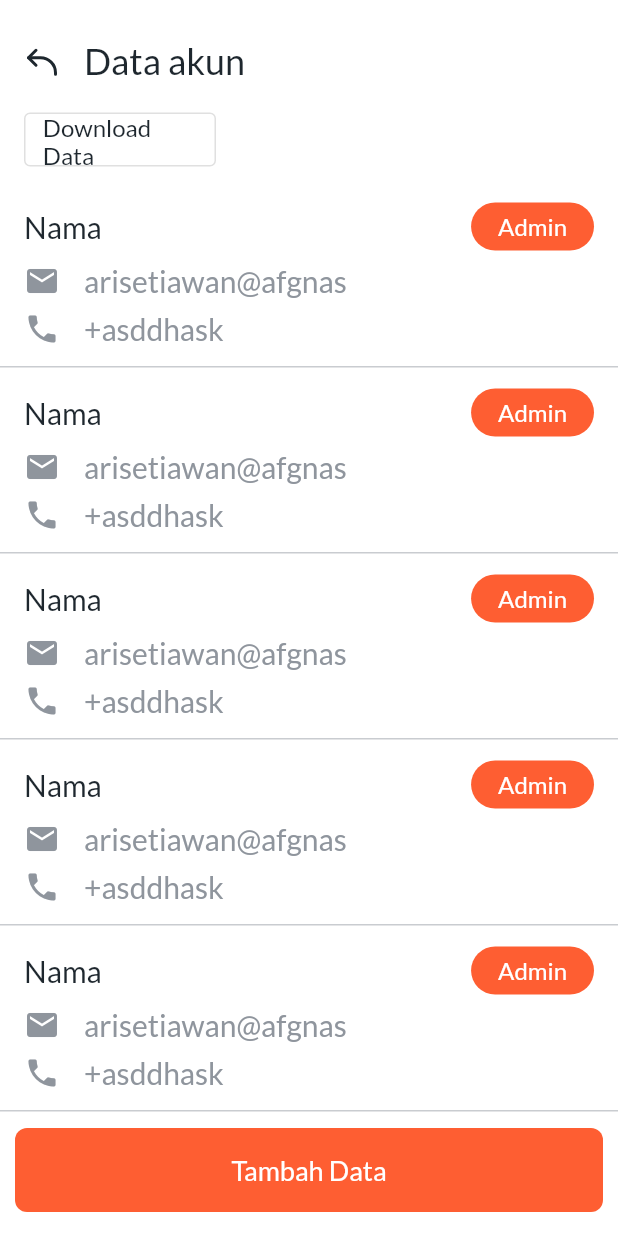
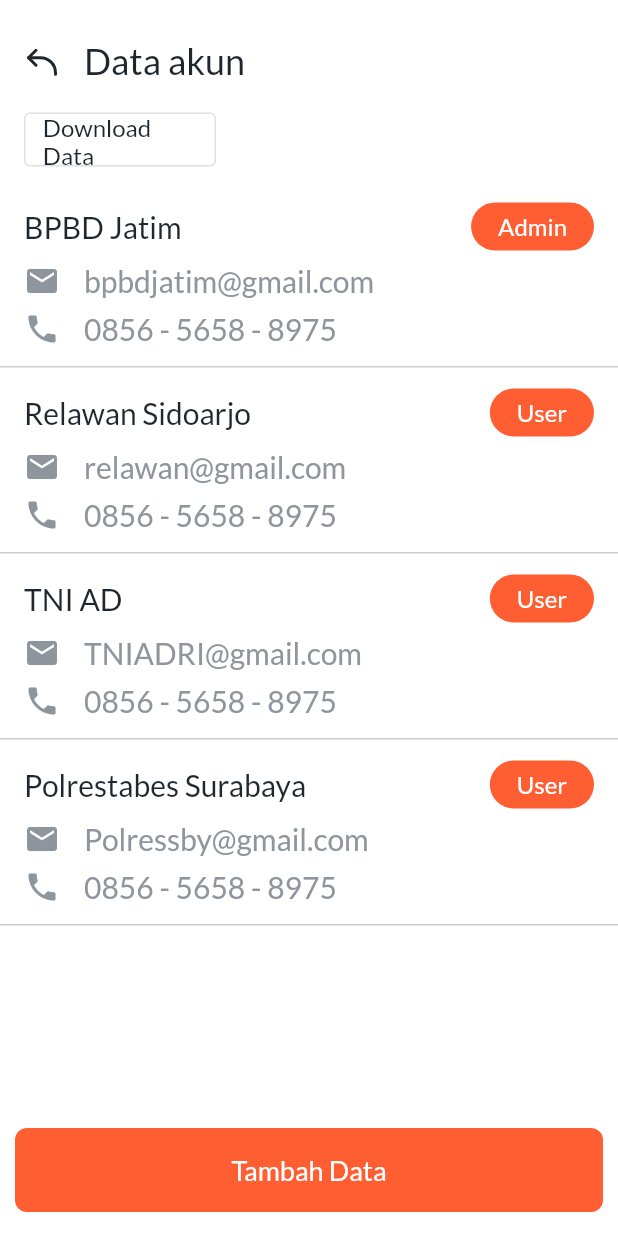
Before and after one commit to dafaraisya/bpbd_jatim, a Flutter app: the AccountData screen opened directly, on a phone screen of 412 x 824 dp. Run offline on Flutter 3.47's test engine with Material 2 defaults, Android fonts, the phone set to English and light mode, and no system bars; our stand-ins replace flutter_slidable, flutter_svg, flutter_switch, google_fonts, google_maps_flutter, sliding_up_panel; project files that could hold a hidden picture were left out.

Commit message:
fix the dummy assets

```diff
--- a/lib/components/app_card.dart
+++ b/lib/components/app_card.dart
@@ -43,7 +43,7 @@
               decoration: BoxDecoration(
                 borderRadius: BorderRadius.circular(8),
                 image: DecorationImage(
-                  image: NetworkImage(imageUrl),
+                  image: AssetImage(imageUrl),
                   fit: BoxFit.cover,
                 ),
               ),
--- a/lib/screens/admin/account_data.dart
+++ b/lib/screens/admin/account_data.dart
@@ -23,7 +23,10 @@
                     const EdgeInsets.symmetric(vertical: 10.0, horizontal: 16),
                 child: Row(
                   children: [
-                    SvgPicture.asset("assets/icons/back_black.svg"),
+                    InkWell(
+                      onTap: () => Navigator.pop(context),
+                      child: SvgPicture.asset("assets/icons/back_black.svg"),
+                    ),
                     Container(
                       margin: const EdgeInsets.only(left: 16.0),
                       child: Text(
@@ -65,52 +68,28 @@
                 child: ListView(
                   children: [
                     UserCard(
-                        name: "Nama",
+                        name: "BPBD Jatim",
                         role: "Admin",
-                        email: "arisetiawan@afgnas",
-                        phone: "+asddhask",
+                        email: "bpbdjatim@gmail.com",
+                        phone: "0856 - 5658 - 8975",
                         onTap: _onDownloadButtonPressed),
                     UserCard(
-                        name: "Nama",
-                        role: "Admin",
-                        email: "arisetiawan@afgnas",
-                        phone: "+asddhask",
+                        name: "Relawan Sidoarjo",
+                        role: "User",
+                        email: "relawan@gmail.com",
+                        phone: "0856 - 5658 - 8975",
                         onTap: _onDownloadButtonPressed),
                     UserCard(
-                        name: "Nama",
-                        role: "Admin",
-                        email: "arisetiawan@afgnas",
-                        phone: "+asddhask",
+                        name: "TNI AD",
+                        role: "User",
+                        email: "TNIADRI@gmail.com",
+                        phone: "0856 - 5658 - 8975",
                         onTap: _onDownloadButtonPressed),
                     UserCard(
-                        name: "Nama",
-                        role: "Admin",
-                        email: "arisetiawan@afgnas",
-                        phone: "+asddhask",
-                        onTap: _onDownloadButtonPressed),
-                    UserCard(
-                        name: "Nama",
-                        role: "Admin",
-                        email: "arisetiawan@afgnas",
-                        phone: "+asddhask",
-                        onTap: _onDownloadButtonPressed),
-                    UserCard(
-                        name: "Nama",
-                        role: "Admin",
-                        email: "arisetiawan@afgnas",
-                        phone: "+asddhask",
-                        onTap: _onDownloadButtonPressed),
-                    UserCard(
-                        name: "Nama",
-                        role: "Admin",
-                        email: "arisetiawan@afgnas",
-                        phone: "+asddhask",
-                        onTap: _onDownloadButtonPressed),
-                    UserCard(
-                        name: "Nama",
-                        role: "Admin",
-                        email: "arisetiawan@afgnas",
-                        phone: "+asddhask",
+                        name: "Polrestabes Surabaya",
+                        role: "User",
+                        email: "Polressby@gmail.com",
+                        phone: "0856 - 5658 - 8975",
                         onTap: _onDownloadButtonPressed),
                   ],
                 ),
--- a/lib/screens/admin/detail_disaster.dart
+++ b/lib/screens/admin/detail_disaster.dart
@@ -153,7 +153,7 @@
                 decoration: const BoxDecoration(
                   image: DecorationImage(
                     fit: BoxFit.cover,
-                    image: NetworkImage('https://picsum.photos/250?image=9'),
+                    image: AssetImage('assets/images/kebakaran_gedung_thumb.png'),
                   ),
                 ),
               ),
--- a/lib/screens/home.dart
+++ b/lib/screens/home.dart
@@ -132,7 +132,7 @@
                               child: TabBarView(
                                 children: [
                                   Dummy(),
-                                  Center(),
+                                  Dummy(),
                                   Center(),
                                   Center(),
                                   Center(),
@@ -202,7 +202,7 @@
       itemBuilder: (BuildContext ctx, index) {
         return AppCard(
           title: 'Kebakaran gedung',
-            imageUrl: 'https://picsum.photos/200/300',
+          imageUrl: 'assets/images/kebakaran_gedung_thumb.png',
           street: 'Jl. Semarang surabaya',
           date: '20 Mei 2021',
           onTap: () {
--- a/lib/screens/user/donation/checkout.dart
+++ b/lib/screens/user/donation/checkout.dart
@@ -23,7 +23,7 @@
       child: Column(
         children: <Widget>[
           Container(
-            margin: const EdgeInsets.symmetric(vertical: 64.0),
+            margin: const EdgeInsets.symmetric(vertical: 40.0),
             child: Row(
               mainAxisAlignment: MainAxisAlignment.spaceBetween,
               children: [
@@ -71,7 +71,7 @@
                   ),
                 ),
                 SizedBox(
-                  height: MediaQuery.of(context).size.height * 0.3,
+                  height: MediaQuery.of(context).size.height * 0.4,
                   child: TabBarView(
                     children: [
                       Column(
--- a/lib/screens/user/donation/finalization.dart
+++ b/lib/screens/user/donation/finalization.dart
@@ -1,4 +1,5 @@
 import 'package:bpbd_jatim/components/button.dart';
+import 'package:bpbd_jatim/screens/dashboard.dart';
 import 'package:flutter/material.dart';
 
 class Finalization extends StatelessWidget {
@@ -20,7 +21,9 @@
         Padding(
           padding: const EdgeInsets.symmetric(horizontal: 16),
           child: Button(
-            press: () {},
+            press: () {
+              Navigator.push(context, MaterialPageRoute(builder: (_) => const Dashboard()));
+            },
             text: 'Kembali ke halaman utama',
           ),
         ),
--- a/lib/screens/admin/history_donation.dart
+++ b/lib/screens/user/donation/history_donation.dart
@@ -1,5 +1,3 @@
-import 'package:bpbd_jatim/components/app_card.dart';
-import 'package:bpbd_jatim/components/app_grid.dart';
 import 'package:flutter/material.dart';
 
 class HistoryDonation extends StatelessWidget {
@@ -8,7 +6,7 @@
   @override
   Widget build(BuildContext context) {
     void _onTap() {
-      print("ak");
+
     }
 
     return Scaffold(
@@ -79,7 +77,7 @@
                       color: Theme.of(context).colorScheme.secondary),
                 ),
                 Text(
-                  "Tanggal",
+                  "24 / 05 / 2021",
                   style: Theme.of(context)
                       .textTheme
                       .bodyText1
```
Also changed, not shown: lib/screens/admin/app_data.dart (+8 -5 lines), lib/screens/admin/disaster_data.dart (+10 -10 lines), lib/screens/admin/resource_data.dart (+16 -14 lines), lib/screens/dashboard.dart (+27 -14 lines), lib/screens/profile.dart (+39 -5 lines), lib/screens/user/detail_disaster_user.dart (+10 -6 lines), assets/images/damkar_thumb.png (added), assets/images/data_akun_thumb.png (added), assets/images/data_bencana_thumb.png (added), assets/images/data_sumber_daya_thumb.png (added), assets/images/dokter_thumb.png (added), assets/images/kebakaran_gedung_thumb.png (added), assets/images/user_profile_photo.png (added), pubspec.lock. Lines whose indentation alone changed are shown as unchanged.
